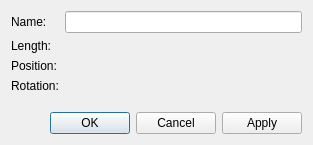
The window that libs/librepcb/editor/library/sym/symbolpinpropertiesdialog.ui (LibrePCB/LibrePCB) describes before a commit, drawn with Qt 5.
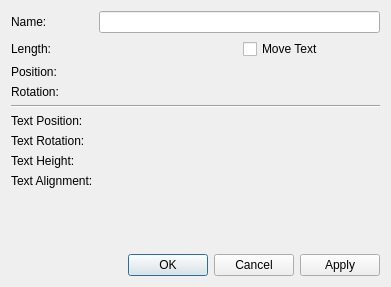
The same window after the commit. Custom widgets are drawn as their Qt base class.

```diff
--- a/libs/librepcb/editor/library/sym/symbolpinpropertiesdialog.ui
+++ b/libs/librepcb/editor/library/sym/symbolpinpropertiesdialog.ui
@@ -6,8 +6,8 @@
    <rect>
     <x>0</x>
     <y>0</y>
-    <width>313</width>
-    <height>145</height>
+    <width>391</width>
+    <height>287</height>
    </rect>
   </property>
   <property name="windowTitle">
@@ -37,6 +37,23 @@
        </property>
       </widget>
      </item>
+     <item row="1" column="1">
+      <layout class="QHBoxLayout" name="horizontalLayout_3">
+       <item>
+        <widget class="librepcb::editor::UnsignedLengthEdit" name="edtLength" native="true"/>
+       </item>
+       <item>
+        <widget class="QCheckBox" name="cbxAutoMoveText">
+         <property name="toolTip">
+          <string>Move text automatically when changing the pin length.</string>
+         </property>
+         <property name="text">
+          <string>Move Text</string>
+         </property>
+        </widget>
+       </item>
+      </layout>
+     </item>
      <item row="2" column="0">
       <widget class="QLabel" name="label_4">
        <property name="text">
@@ -61,12 +78,66 @@
        </property>
       </widget>
      </item>
-     <item row="1" column="1">
-      <widget class="librepcb::editor::UnsignedLengthEdit" name="edtLength" native="true"/>
-     </item>
      <item row="3" column="1">
       <widget class="librepcb::editor::AngleEdit" name="edtRotation" native="true"/>
      </item>
+     <item row="4" column="0" colspan="2">
+      <widget class="Line" name="line">
+       <property name="orientation">
+        <enum>Qt::Horizontal</enum>
+       </property>
+      </widget>
+     </item>
+     <item row="5" column="0">
+      <widget class="QLabel" name="lblNamePosition">
+       <property name="text">
+        <string>Text Position:</string>
+       </property>
+      </widget>
+     </item>
+     <item row="5" column="1">
+      <layout class="QHBoxLayout" name="horizontalLayout_2">
+       <item>
+        <widget class="librepcb::editor::LengthEdit" name="edtNamePosX" native="true"/>
+       </item>
+       <item>
+        <widget class="librepcb::editor::LengthEdit" name="edtNamePosY" native="true"/>
+       </item>
+      </layout>
+     </item>
+     <item row="6" column="0">
+      <widget class="QLabel" name="lblNameRotation">
+       <property name="text">
+        <string>Text Rotation:</string>
+       </property>
+      </widget>
+     </item>
+     <item row="6" column="1">
+      <widget class="librepcb::editor::AngleEdit" name="edtNameRotation" native="true"/>
+     </item>
+     <item row="7" column="0">
+      <widget class="QLabel" name="lblNameHeight">
+       <property name="text">
+        <string>Text Height:</string>
+       </property>
+      </widget>
+     </item>
+     <item row="7" column="1">
+      <widget class="librepcb::editor::PositiveLengthEdit" name="edtNameHeight" native="true"/>
+     </item>
+     <item row="8" column="0">
+      <widget class="QLabel" name="lblNameAlignment">
+       <property name="text">
+        <string>Text Alignment:</string>
+       </property>
+       <property name="textFormat">
+        <enum>Qt::RichText</enum>
+       </property>
+      </widget>
+     </item>
+     <item row="8" column="1">
+      <widget class="librepcb::editor::AlignmentSelector" name="edtNameAlignment" native="true"/>
+     </item>
     </layout>
    </item>
    <item>
@@ -100,6 +171,18 @@
    <header location="global">librepcb/editor/widgets/unsignedlengthedit.h</header>
    <container>1</container>
   </customwidget>
+  <customwidget>
+   <class>librepcb::editor::AlignmentSelector</class>
+   <extends>QWidget</extends>
+   <header location="global">librepcb/editor/widgets/alignmentselector.h</header>
+   <container>1</container>
+  </customwidget>
+  <customwidget>
+   <class>librepcb::editor::PositiveLengthEdit</class>
+   <extends>QWidget</extends>
+   <header location="global">librepcb/editor/widgets/positivelengthedit.h</header>
+   <container>1</container>
+  </customwidget>
  </customwidgets>
  <tabstops>
   <tabstop>edtName</tabstop>
```
Left out of the diff: 13 changed lines with no effect on the pictures.
